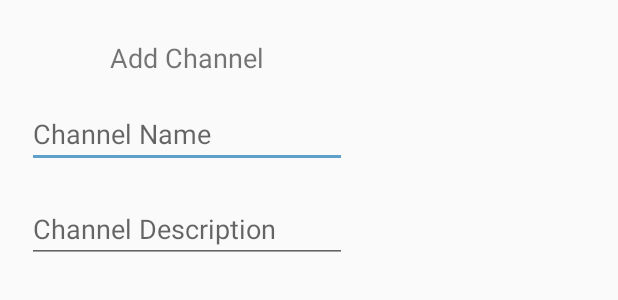
After one commit to rahulupadhya/smack, an Android app: the layout add_channel_dialog.xml on its own in the app's theme, with its tools: preview values and no code run, on a phone screen of 412 x 824 dp. The commit adds this screen. Shown: the top 300 px of the screen. Run offline under Robolectric (Android 15) with nearby library versions, the phone set to English and light mode, and no system bars.

Commit message:
Channels, sockets

```diff
--- a/app/build.gradle
+++ b/app/build.gradle
@@ -32,4 +32,7 @@ dependencies {
     androidTestImplementation 'com.android.support.test:runner:1.0.1'
     androidTestImplementation 'com.android.support.test.espresso:espresso-core:3.0.1'
     implementation 'com.android.volley:volley:1.1.0'
+    implementation('io.socket:socket.io-client:1.0.0') {
+        exclude group: 'org.json', module: 'json'
+    }
 }
--- a/app/src/main/AndroidManifest.xml
+++ b/app/src/main/AndroidManifest.xml
@@ -10,11 +10,13 @@
         android:label="@string/app_name"
         android:roundIcon="@mipmap/ic_launcher"
         android:supportsRtl="true"
-        android:theme="@style/AppTheme">
+        android:theme="@style/AppTheme"
+        android:name=".Controller.App">
         <activity
             android:name=".Controller.MainActivity"
             android:label="@string/app_name"
-            android:theme="@style/AppTheme.NoActionBar">
+            android:theme="@style/AppTheme.NoActionBar"
+            android:windowSoftInputMode="stateAlwaysHidden">
             <intent-filter>
                 <action android:name="android.intent.action.MAIN" />
 
--- a/app/src/main/java/com/aum/sample/smack/Utilities/Constants.kt
+++ b/app/src/main/java/com/aum/sample/smack/Utilities/Constants.kt
@@ -1,11 +1,14 @@
 package com.aum.sample.smack.Utilities
 
 const val BASE_URL = "https://chattychatrahul.herokuapp.com/v1/"
+
+const val SOCKET_URL = "https://chattychatrahul.herokuapp.com/"
 
 const val URL_REGISTER = "${BASE_URL}account/register"
 const val URL_LOGIN = "${BASE_URL}account/login"
 const val URL_CREATE_USER = "${BASE_URL}user/add"
 const val URL_GET_USER = "${BASE_URL}user/byEmail/"
+const val URL_GET_CHANNELS = "${BASE_URL}channel/"
 
 // BROADCAST CONSTANTS
 const val BROADCAST_USER_DATA_CHANGE = "BROADCAST_USER_DATA_CHANGE"
--- /dev/null
+++ b/app/src/main/res/layout/add_channel_dialog.xml
@@ -0,0 +1,40 @@
+<?xml version="1.0" encoding="utf-8"?>
+<LinearLayout xmlns:android="http://schemas.android.com/apk/res/android"
+    android:layout_width="wrap_content"
+    android:layout_height="wrap_content"
+    android:orientation="vertical">
+
+    <TextView
+        android:id="@+id/textView3"
+        android:layout_width="match_parent"
+        android:layout_height="wrap_content"
+        android:layout_marginBottom="16dp"
+        android:layout_marginTop="26dp"
+        android:gravity="center"
+        android:text="Add Channel"
+        android:textSize="18sp" />
+
+    <EditText
+        android:id="@+id/addChannelNameTxt"
+        android:layout_width="match_parent"
+        android:layout_height="wrap_content"
+        android:layout_marginBottom="18dp"
+        android:layout_marginLeft="18dp"
+        android:layout_marginRight="18dp"
+        android:ems="10"
+        android:hint="Channel Name"
+        android:inputType="textPersonName"
+        android:textColor="@android:color/darker_gray" />
+
+    <EditText
+        android:id="@+id/addChannelDescTxt"
+        android:layout_width="match_parent"
+        android:layout_height="wrap_content"
+        android:layout_marginBottom="18dp"
+        android:layout_marginLeft="18dp"
+        android:layout_marginRight="18dp"
+        android:ems="10"
+        android:hint="Channel Description"
+        android:inputType="textPersonName"
+        android:textColor="@android:color/darker_gray" />
+</LinearLayout>
```
Also changed, not shown: app/src/main/java/com/aum/sample/smack/Controller/App.kt (added, +16 -0 lines), app/src/main/java/com/aum/sample/smack/Controller/MainActivity.kt (+81 -6 lines), app/src/main/java/com/aum/sample/smack/Model/Channel.kt (added, +7 -0 lines), app/src/main/java/com/aum/sample/smack/Services/AuthService.kt (+12 -16 lines), app/src/main/java/com/aum/sample/smack/Services/MessageService.kt (added, +50 -0 lines), app/src/main/java/com/aum/sample/smack/Services/UserDataService.kt (+4 -3 lines), app/src/main/java/com/aum/sample/smack/Utilities/SharedPrefs.kt (added, +28 -0 lines).
